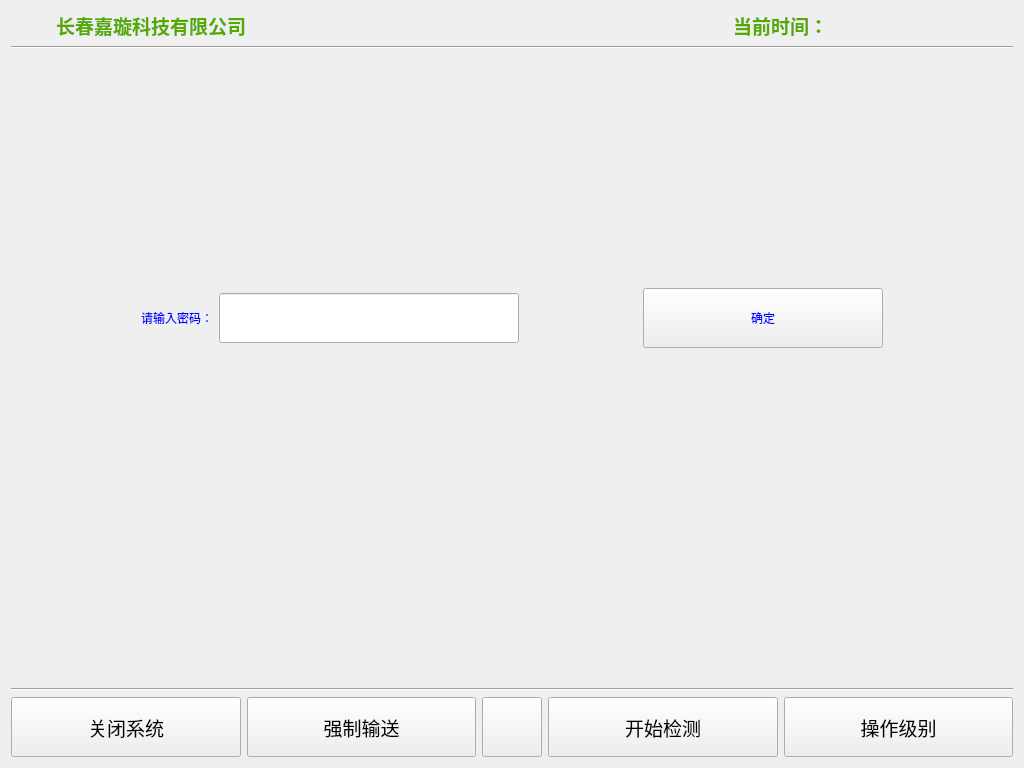
Above: XrayDetector/mainwindow.ui from perceptive558/xRayDetector before the change. Below: the same form after it.
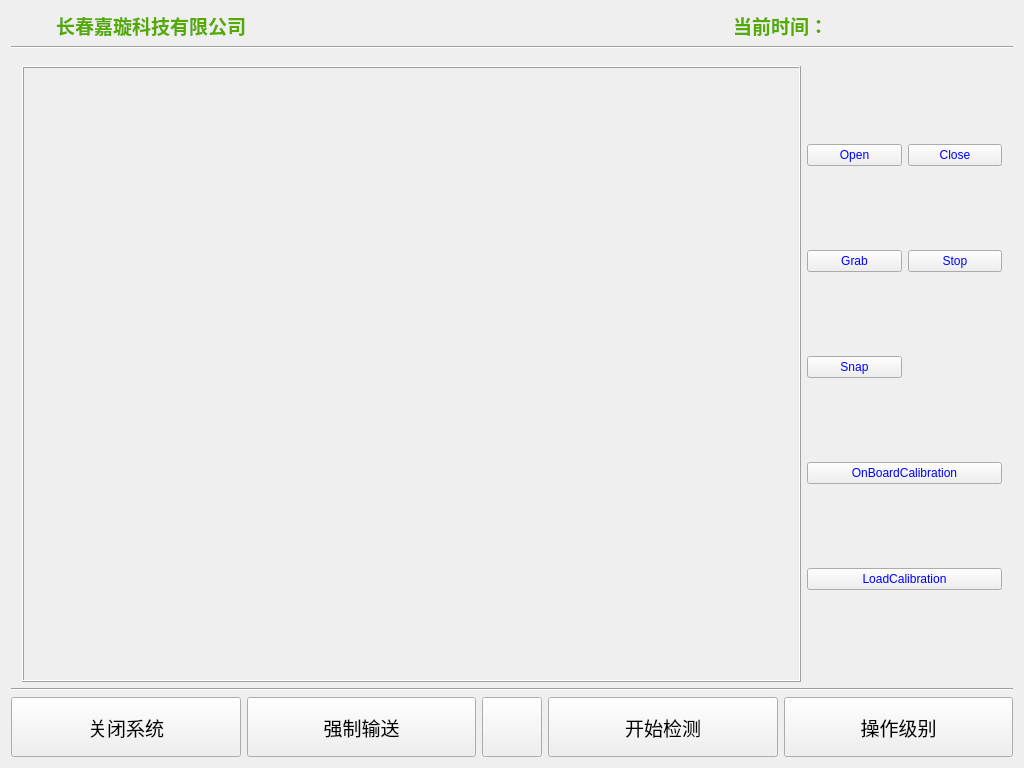
That is the form after the change. Icons and pictures are not drawn.

```diff
--- a/XrayDetector/mainwindow.ui
+++ b/XrayDetector/mainwindow.ui
@@ -1249,6 +1249,83 @@
           </item>
          </layout>
         </widget>
+        <widget class="QWidget" name="page">
+         <layout class="QGridLayout" name="gridLayout_19">
+          <item row="0" column="0">
+           <layout class="QHBoxLayout" name="horizontalLayout_4" stretch="4,1">
+            <item>
+             <widget class="QFrame" name="frame_show_Test">
+              <property name="minimumSize">
+               <size>
+                <width>600</width>
+                <height>616</height>
+               </size>
+              </property>
+              <property name="frameShape">
+               <enum>QFrame::Box</enum>
+              </property>
+              <property name="frameShadow">
+               <enum>QFrame::Raised</enum>
+              </property>
+             </widget>
+            </item>
+            <item>
+             <layout class="QGridLayout" name="gridLayout_18">
+              <item row="0" column="0">
+               <widget class="QPushButton" name="pushButton_open">
+                <property name="text">
+                 <string>Open</string>
+                </property>
+               </widget>
+              </item>
+              <item row="0" column="1">
+               <widget class="QPushButton" name="pushButton_close">
+                <property name="text">
+                 <string>Close</string>
+                </property>
+               </widget>
+              </item>
+              <item row="1" column="0">
+               <widget class="QPushButton" name="pushButton_grab">
+                <property name="text">
+                 <string>Grab</string>
+                </property>
+               </widget>
+              </item>
+              <item row="1" column="1">
+               <widget class="QPushButton" name="pushButton_stop">
+                <property name="text">
+                 <string>Stop</string>
+                </property>
+               </widget>
+              </item>
+              <item row="2" column="0">
+               <widget class="QPushButton" name="pushButton_snap">
+                <property name="text">
+                 <string>Snap</string>
+                </property>
+               </widget>
+              </item>
+              <item row="3" column="0" colspan="2">
+               <widget class="QPushButton" name="pushButton_onboardcalibration">
+                <property name="text">
+                 <string>OnBoardCalibration</string>
+                </property>
+               </widget>
+              </item>
+              <item row="4" column="0" colspan="2">
+               <widget class="QPushButton" name="pushButton_loadcalibration">
+                <property name="text">
+                 <string>LoadCalibration</string>
+                </property>
+               </widget>
+              </item>
+             </layout>
+            </item>
+           </layout>
+          </item>
+         </layout>
+        </widget>
         <widget class="QWidget" name="password_input">
          <layout class="QGridLayout" name="gridLayout_16">
           <item row="0" column="0">
```
Left out of the diff: 554 changed lines with no effect on the pictures.
